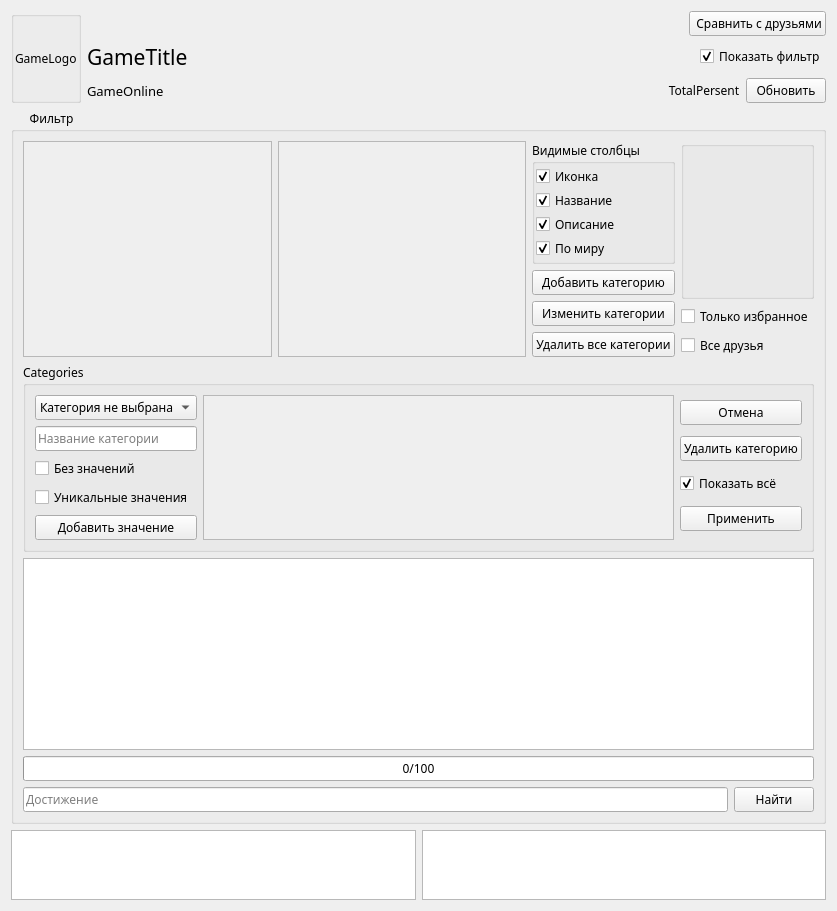
Before: the Qt Designer form AraSteamManager/subform/formachievements.ui in Arankir/AraSteamManager, drawn with Qt 5.
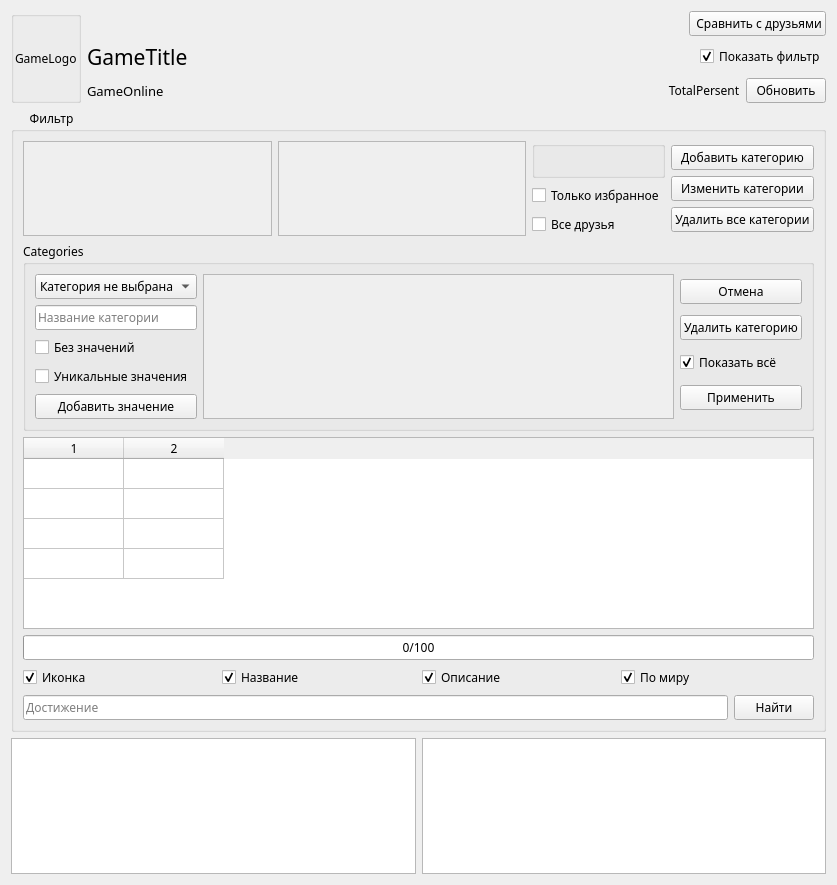
After: the same form once the commit is applied.

Patch:
```diff
--- a/AraSteamManager/subform/formachievements.ui
+++ b/AraSteamManager/subform/formachievements.ui
@@ -7,7 +7,7 @@
     <x>0</x>
     <y>0</y>
     <width>837</width>
-    <height>865</height>
+    <height>885</height>
    </rect>
   </property>
   <property name="font">
@@ -232,7 +232,7 @@
              <x>0</x>
              <y>0</y>
              <width>262</width>
-             <height>185</height>
+             <height>89</height>
             </rect>
            </property>
           </widget>
@@ -255,105 +255,12 @@
              <x>0</x>
              <y>0</y>
              <width>261</width>
-             <height>185</height>
+             <height>89</height>
             </rect>
            </property>
           </widget>
          </widget>
         </item>
-        <item>
-         <layout class="QVBoxLayout" name="verticalLayout">
-          <item>
-           <widget class="QGroupBox" name="GroupBoxCompareShowedColumns">
-            <property name="title">
-             <string>Видимые столбцы</string>
-            </property>
-            <layout class="QVBoxLayout" name="verticalLayout_9">
-             <property name="spacing">
-              <number>1</number>
-             </property>
-             <property name="leftMargin">
-              <number>1</number>
-             </property>
-             <property name="topMargin">
-              <number>1</number>
-             </property>
-             <property name="rightMargin">
-              <number>1</number>
-             </property>
-             <property name="bottomMargin">
-              <number>1</number>
-             </property>
-             <item>
-              <widget class="QCheckBox" name="CheckBoxCompareIcon">
-               <property name="text">
-                <string>Иконка</string>
-               </property>
-               <property name="checked">
-                <bool>true</bool>
-               </property>
-              </widget>
-             </item>
-             <item>
-              <widget class="QCheckBox" name="CheckBoxCompareTitle">
-               <property name="text">
-                <string>Название</string>
-               </property>
-               <property name="checked">
-                <bool>true</bool>
-               </property>
-              </widget>
-             </item>
-             <item>
-              <widget class="QCheckBox" name="CheckBoxCompareDescription">
-               <property name="text">
-                <string>Описание</string>
-               </property>
-               <property name="checked">
-                <bool>true</bool>
-               </property>
-              </widget>
-             </item>
-             <item>
-              <widget class="QCheckBox" name="CheckBoxCompareTotalPercent">
-               <property name="text">
-                <string>По миру</string>
-               </property>
-               <property name="checked">
-                <bool>true</bool>
-               </property>
-              </widget>
-             </item>
-            </layout>
-           </widget>
-          </item>
-          <item>
-           <layout class="QVBoxLayout" name="verticalLayout_5">
-            <item>
-             <widget class="QPushButton" name="ButtonAddCategory">
-              <property name="text">
-               <string>Добавить категорию</string>
-              </property>
-             </widget>
-            </item>
-            <item>
-             <widget class="QPushButton" name="ButtonChangeCategory">
-              <property name="text">
-               <string>Изменить категории</string>
-              </property>
-             </widget>
-            </item>
-            <item>
-             <widget class="QPushButton" name="ButtonDeleteAllCategories">
-              <property name="text">
-               <string>Удалить все категории</string>
-              </property>
-             </widget>
-            </item>
-           </layout>
-          </item>
-         </layout>
-        </item>
         <item>
          <layout class="QVBoxLayout" name="verticalLayout_4">
           <item>
@@ -383,6 +290,35 @@
           </item>
          </layout>
         </item>
+        <item>
+         <layout class="QVBoxLayout" name="verticalLayout">
+          <item>
+           <layout class="QVBoxLayout" name="verticalLayout_5">
+            <item>
+             <widget class="QPushButton" name="ButtonAddCategory">
+              <property name="text">
+               <string>Добавить категорию</string>
+              </property>
+             </widget>
+            </item>
+            <item>
+             <widget class="QPushButton" name="ButtonChangeCategory">
+              <property name="text">
+               <string>Изменить категории</string>
+              </property>
+             </widget>
+            </item>
+            <item>
+             <widget class="QPushButton" name="ButtonDeleteAllCategories">
+              <property name="text">
+               <string>Удалить все категории</string>
+              </property>
+             </widget>
+            </item>
+           </layout>
+          </item>
+         </layout>
+        </item>
        </layout>
       </item>
       <item>
@@ -475,7 +411,7 @@
              <rect>
               <x>0</x>
               <y>0</y>
-              <width>504</width>
+              <width>505</width>
               <height>135</height>
              </rect>
             </property>
@@ -529,11 +465,42 @@
          </sizepolicy>
         </property>
         <property name="selectionBehavior">
-         <enum>QAbstractItemView::SelectRows</enum>
+         <enum>QAbstractItemView::SelectColumns</enum>
+        </property>
+        <property name="rowCount">
+         <number>4</number>
+        </property>
+        <property name="columnCount">
+         <number>2</number>
         </property>
         <attribute name="verticalHeaderVisible">
          <bool>false</bool>
         </attribute>
+        <row/>
+        <row/>
+        <row/>
+        <row/>
+        <column/>
+        <column/>
+        <item row="0" column="1">
+         <property name="text">
+          <string/>
+         </property>
+        </item>
+        <item row="1" column="1">
+         <property name="text">
+          <string/>
+         </property>
+         <property name="foreground">
+          <brush brushstyle="CrossPattern">
+           <color alpha="255">
+            <red>0</red>
+            <green>0</green>
+            <blue>0</blue>
+           </color>
+          </brush>
+         </property>
+        </item>
        </widget>
       </item>
       <item>
@@ -546,6 +513,50 @@
         </property>
        </widget>
       </item>
+      <item>
+       <layout class="QHBoxLayout" name="horizontalLayout_8">
+        <item>
+         <widget class="QCheckBox" name="CheckBoxCompareIcon">
+          <property name="text">
+           <string>Иконка</string>
+          </property>
+          <property name="checked">
+           <bool>true</bool>
+          </property>
+         </widget>
+        </item>
+        <item>
+         <widget class="QCheckBox" name="CheckBoxCompareTitle">
+          <property name="text">
+           <string>Название</string>
+          </property>
+          <property name="checked">
+           <bool>true</bool>
+          </property>
+         </widget>
+        </item>
+        <item>
+         <widget class="QCheckBox" name="CheckBoxCompareDescription">
+          <property name="text">
+           <string>Описание</string>
+          </property>
+          <property name="checked">
+           <bool>true</bool>
+          </property>
+         </widget>
+        </item>
+        <item>
+         <widget class="QCheckBox" name="CheckBoxCompareTotalPercent">
+          <property name="text">
+           <string>По миру</string>
+          </property>
+          <property name="checked">
+           <bool>true</bool>
+          </property>
+         </widget>
+        </item>
+       </layout>
+      </item>
       <item>
        <layout class="QHBoxLayout" name="horizontalLayout_3">
         <item>
```
